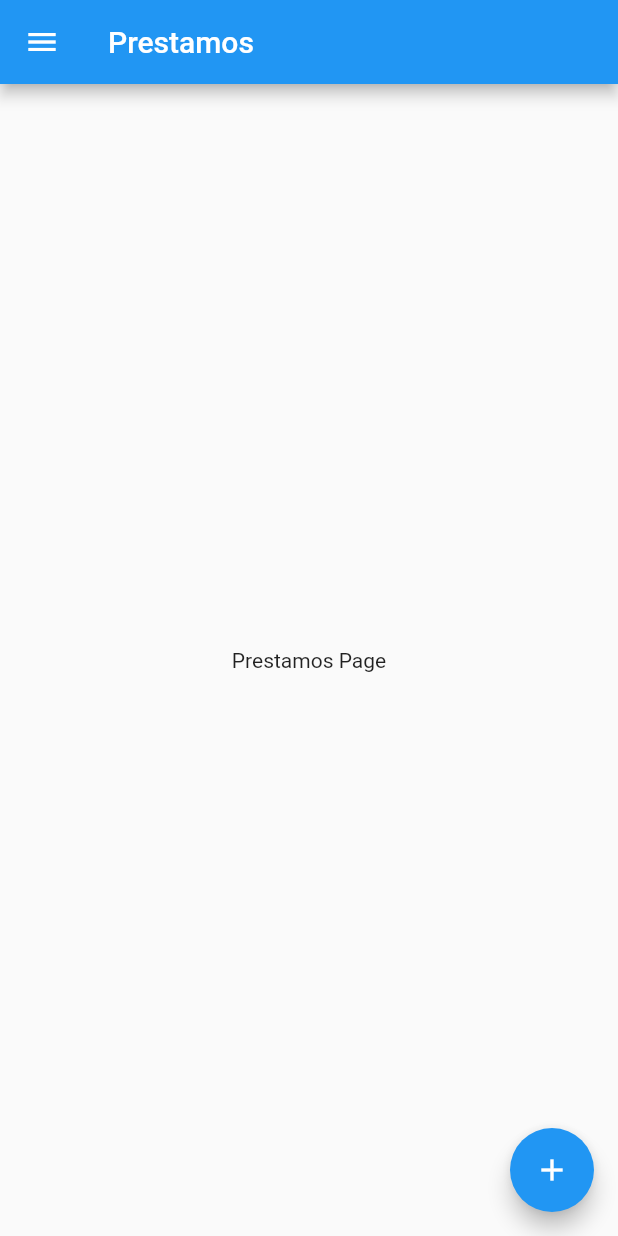
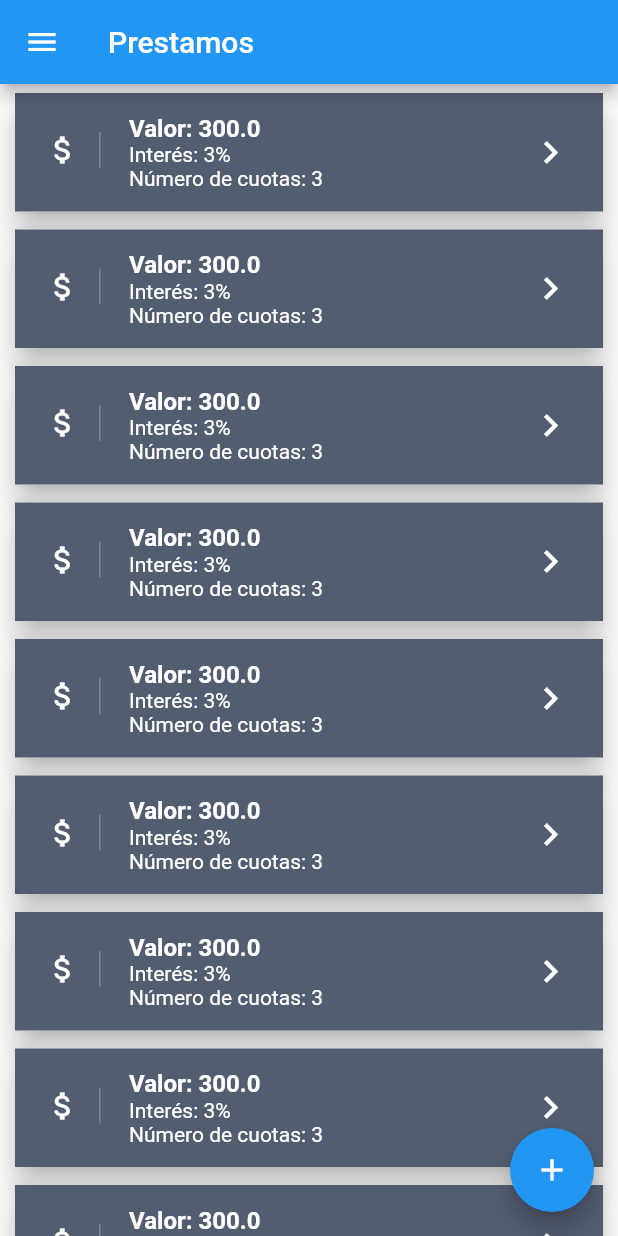
Before and after one commit to lxmw001/savings_app, a Flutter app: the LoanPage screen opened directly, on a phone screen of 412 x 824 dp. Run offline on Flutter 3.47's test engine with Material 2 defaults, Android fonts, the phone set to English and light mode, and no system bars; our stand-ins replace flutter_screenutil.

Commit message:
Loan items and navigation improved

```diff
--- a/lib/pages/LoanPage.dart
+++ b/lib/pages/LoanPage.dart
@@ -1,4 +1,5 @@
 import 'package:flutter/material.dart';
+import 'package:savings_app/widgets/LoanItem.dart';
 import '../widgets/SideMenu.dart';
 
 class LoanPage extends StatefulWidget {
@@ -7,6 +8,8 @@ class LoanPage extends StatefulWidget {
 }
 
 class _LoanPageState extends State<LoanPage> {
+  var items = new List<int>.generate(10, (i) => i + 1);
+
   @override
   Widget build(BuildContext context) {
     return Scaffold(
@@ -14,15 +17,15 @@ class _LoanPageState extends State<LoanPage> {
         title: Text('Prestamos'),
       ),
       drawer: SideMenu(),
-      body: Center(
-        child: Column(
-          mainAxisAlignment: MainAxisAlignment.center,
-          children: <Widget>[
-            Text(
-              'Prestamos Page',
-            ),
-          ],
-        ),
+      body: ListView.builder(
+        scrollDirection: Axis.vertical,
+        shrinkWrap: true,
+        itemCount: items.length,
+        itemBuilder: (context, index) {
+          final item = items[index];
+          return LoanItem(
+              value: 300, interest: 3, paymentsNumber: 3, onTap: () => {});
+        },
       ),
       floatingActionButton: FloatingActionButton(
         onPressed: () => {},
--- /dev/null
+++ b/lib/widgets/LoanItem.dart
@@ -0,0 +1,46 @@
+import 'package:flutter/material.dart';
+
+class LoanItem extends StatelessWidget {
+  final double value;
+  final int interest;
+  final int paymentsNumber;
+  final Function onTap;
+
+  LoanItem({this.value, this.interest, this.paymentsNumber, this.onTap});
+
+  @override
+  Widget build(BuildContext context) {
+    return Card(
+        elevation: 8.0,
+        margin: new EdgeInsets.symmetric(horizontal: 10.0, vertical: 6.0),
+        child: Container(
+            decoration: BoxDecoration(color: Color.fromRGBO(64, 75, 96, .9)),
+            child: ListTile(
+                contentPadding:
+                    EdgeInsets.symmetric(horizontal: 20.0, vertical: 10.0),
+                leading: Container(
+                  padding: EdgeInsets.only(right: 12.0),
+                  decoration: new BoxDecoration(
+                      border: new Border(
+                          right: new BorderSide(
+                              width: 1.0, color: Colors.white24))),
+                  child: Icon(Icons.attach_money, color: Colors.white),
+                ),
+                title: Text(
+                  "Valor: " + this.value.toString(),
+                  style: TextStyle(
+                      color: Colors.white, fontWeight: FontWeight.bold),
+                ),
+                subtitle: Column(
+                  crossAxisAlignment: CrossAxisAlignment.start,
+                  children: <Widget>[
+                    Text("Interés: " + this.interest.toString() + "%",
+                        style: TextStyle(color: Colors.white)),
+                    Text("Número de cuotas: " + this.paymentsNumber.toString(),
+                        style: TextStyle(color: Colors.white))
+                  ],
+                ),
+                trailing: Icon(Icons.keyboard_arrow_right,
+                    color: Colors.white, size: 30.0))));
+  }
+}
```
Also changed, not shown: lib/main.dart (+21 -0 lines), lib/pages/PartnerPage.dart (+1 -23 lines), lib/widgets/SideMenu.dart (+12 -18 lines).
